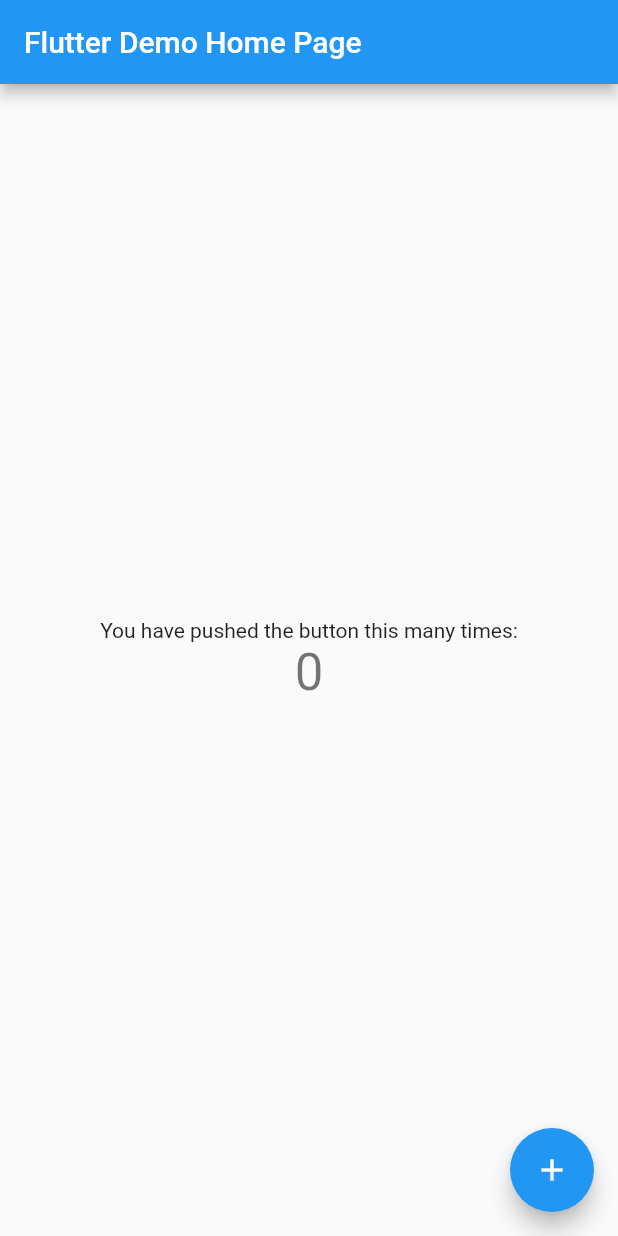
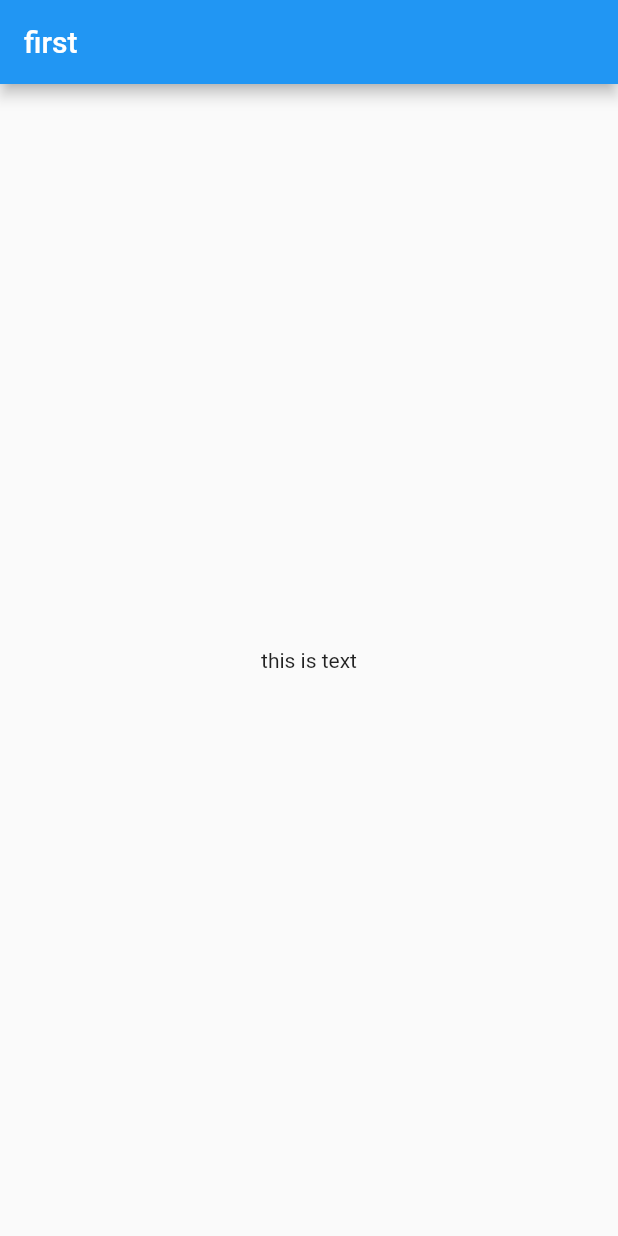
Before and after one commit to tkymr827/flutter_todolist, a Flutter app: the screen it shows after launch, on a phone screen of 412 x 824 dp. Run offline on Flutter 3.47's test engine with Material 2 defaults, Android fonts, the phone set to English and light mode, and no system bars.

Commit message:
fix:試しに書き直してみた

```diff
--- a/lib/main.dart
+++ b/lib/main.dart
@@ -1,113 +1,18 @@
 import 'package:flutter/material.dart';
 
-void main() {
-  runApp(MyApp());
-}
+void main() => runApp(Myapp());
 
-class MyApp extends StatelessWidget {
-  // This widget is the root of your application.
+class Myapp extends StatelessWidget {
   @override
   Widget build(BuildContext context) {
     return MaterialApp(
-      title: 'Flutter Demo',
-      theme: ThemeData(
-        // This is the theme of your application.
-        //
-        // Try running your application with "flutter run". You'll see the
-        // application has a blue toolbar. Then, without quitting the app, try
-        // changing the primarySwatch below to Colors.green and then invoke
-        // "hot reload" (press "r" in the console where you ran "flutter run",
-        // or simply save your changes to "hot reload" in a Flutter IDE).
-        // Notice that the counter didn't reset back to zero; the application
-        // is not restarted.
-        primarySwatch: Colors.blue,
-      ),
-      home: MyHomePage(title: 'Flutter Demo Home Page'),
-    );
+        title: "this is title",
+        home: Scaffold(
+            appBar: AppBar(
+              title: Text("first"),
+            ),
+            body: Center(
+              child: Text("this is text"),
+            )));
   }
 }
-
-class MyHomePage extends StatefulWidget {
-  MyHomePage({Key key, this.title}) : super(key: key);
-
-  // This widget is the home page of your application. It is stateful, meaning
-  // that it has a State object (defined below) that contains fields that affect
-  // how it looks.
-
-  // This class is the configuration for the state. It holds the values (in this
-  // case the title) provided by the parent (in this case the App widget) and
-  // used by the build method of the State. Fields in a Widget subclass are
-  // always marked "final".
-
-  final String title;
-
-  @override
-  _MyHomePageState createState() => _MyHomePageState();
-}
-
-class _MyHomePageState extends State<MyHomePage> {
-  int _counter = 0;
-
-  void _incrementCounter() {
-    setState(() {
-      // This call to setState tells the Flutter framework that something has
-      // changed in this State, which causes it to rerun the build method below
-      // so that the display can reflect the updated values. If we changed
-      // _counter without calling setState(), then the build method would not be
-      // called again, and so nothing would appear to happen.
-      _counter++;
-    });
-  }
-
-  @override
-  Widget build(BuildContext context) {
-    // This method is rerun every time setState is called, for instance as done
-    // by the _incrementCounter method above.
-    //
-    // The Flutter framework has been optimized to make rerunning build methods
-    // fast, so that you can just rebuild anything that needs updating rather
-    // than having to individually change instances of widgets.
-    return Scaffold(
-      appBar: AppBar(
-        // Here we take the value from the MyHomePage object that was created by
-        // the App.build method, and use it to set our appbar title.
-        title: Text(widget.title),
-      ),
-      body: Center(
-        // Center is a layout widget. It takes a single child and positions it
-        // in the middle of the parent.
-        child: Column(
-          // Column is also a layout widget. It takes a list of children and
-          // arranges them vertically. By default, it sizes itself to fit its
-          // children horizontally, and tries to be as tall as its parent.
-          //
-          // Invoke "debug painting" (press "p" in the console, choose the
-          // "Toggle Debug Paint" action from the Flutter Inspector in Android
-          // Studio, or the "Toggle Debug Paint" command in Visual Studio Code)
-          // to see the wireframe for each widget.
-          //
-          // Column has various properties to control how it sizes itself and
-          // how it positions its children. Here we use mainAxisAlignment to
-          // center the children vertically; the main axis here is the vertical
-          // axis because Columns are vertical (the cross axis would be
-          // horizontal).
-          mainAxisAlignment: MainAxisAlignment.center,
-          children: <Widget>[
-            Text(
-              'You have pushed the button this many times:',
-            ),
-            Text(
-              '$_counter',
-              style: Theme.of(context).textTheme.headline4,
-            ),
-          ],
-        ),
-      ),
-      floatingActionButton: FloatingActionButton(
-        onPressed: _incrementCounter,
-        tooltip: 'Increment',
-        child: Icon(Icons.add),
-      ), // This trailing comma makes auto-formatting nicer for build methods.
-    );
-  }
-}
```
